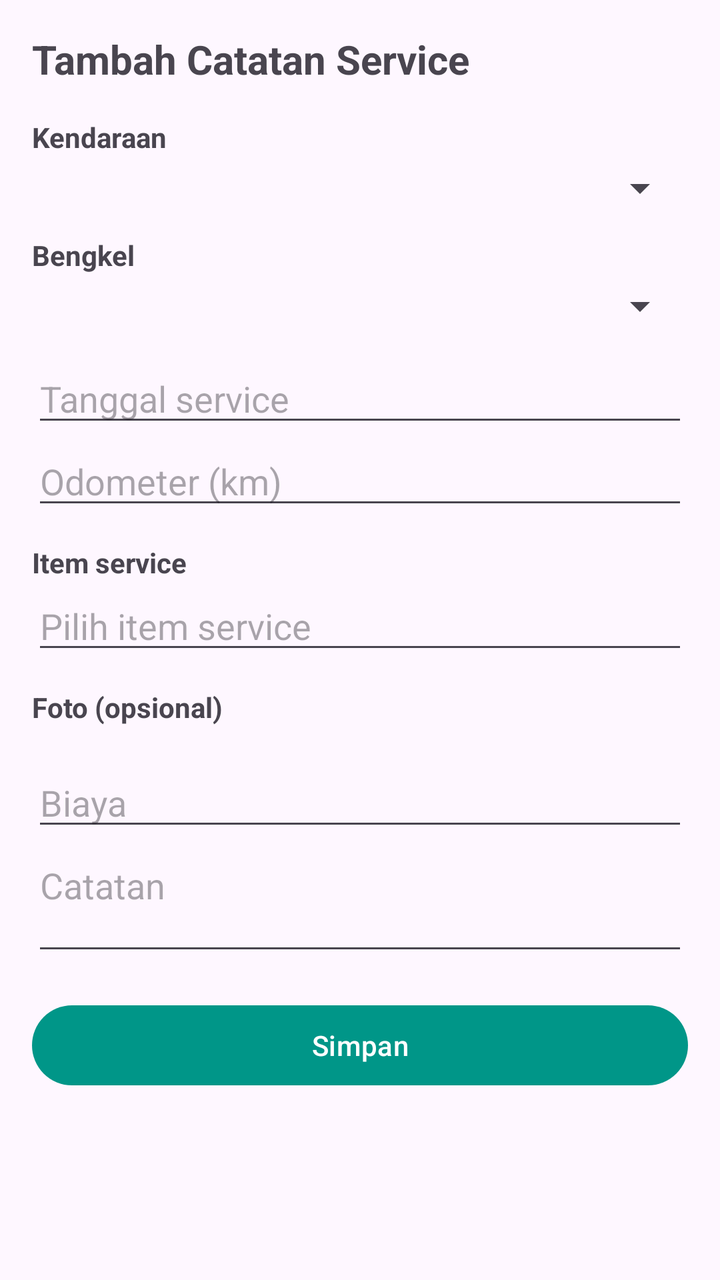
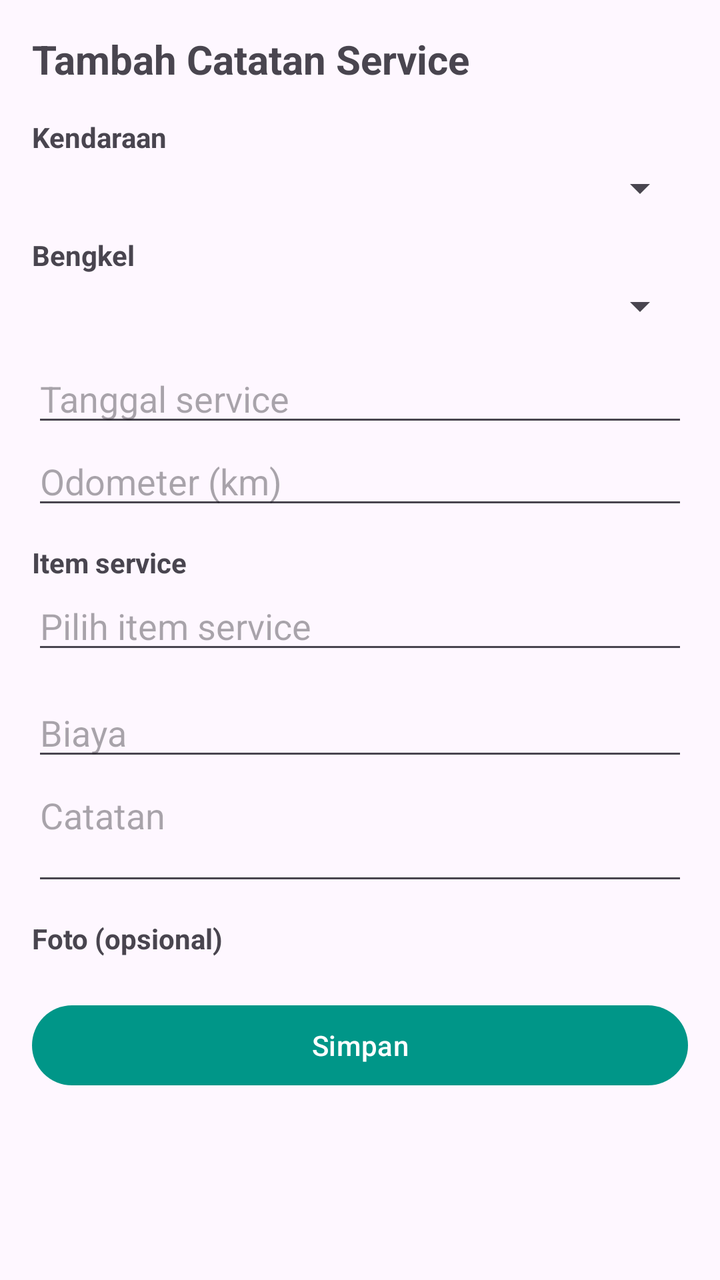

Compare the two renders of this Android layout. The source of the first and the diff that turns it into the second are given below.
<!-- AndroidManifest.xml: application theme Theme.OtoMemo -->
<!-- res/layout/activity_form.xml -->
<?xml version="1.0" encoding="utf-8"?>
<ScrollView xmlns:android="http://schemas.android.com/apk/res/android"
    android:layout_width="match_parent"
    android:layout_height="match_parent"
    android:fillViewport="true">

    <LinearLayout
        android:layout_width="match_parent"
        android:layout_height="wrap_content"
        android:orientation="vertical"
        android:padding="16dp">

        <TextView
            android:id="@+id/textFormTitle"
            android:layout_width="match_parent"
            android:layout_height="wrap_content"
            android:layout_marginBottom="16dp"
            android:text="Tambah Catatan Service"
            android:textSize="20sp"
            android:textStyle="bold" />

        <TextView
            android:layout_width="match_parent"
            android:layout_height="wrap_content"
            android:text="Kendaraan"
            android:textStyle="bold" />

        <Spinner
            android:id="@+id/spinnerVehicle"
            android:layout_width="match_parent"
            android:layout_height="wrap_content"
            android:layout_marginTop="4dp" />

        <TextView
            android:id="@+id/textNoVehicle"
            android:layout_width="match_parent"
            android:layout_height="wrap_content"
            android:text="Belum ada kendaraan. Tambahkan dulu lewat menu Kendaraan."
            android:textColor="#C62828"
            android:textSize="12sp"
            android:visibility="gone" />

        <TextView
            android:layout_width="match_parent"
            android:layout_height="wrap_content"
            android:layout_marginTop="12dp"
            android:text="Bengkel"
            android:textStyle="bold" />

        <Spinner
            android:id="@+id/spinnerWorkshop"
            android:layout_width="match_parent"
            android:layout_height="wrap_content"
            android:layout_marginTop="4dp" />

        <EditText
            android:id="@+id/inputDate"
            android:layout_width="match_parent"
            android:layout_height="wrap_content"
            android:layout_marginTop="12dp"
            android:focusable="false"
            android:hint="Tanggal service"
            android:inputType="none" />

        <EditText
            android:id="@+id/inputOdometer"
            android:layout_width="match_parent"
            android:layout_height="wrap_content"
            android:hint="Odometer (km)"
            android:inputType="number" />

        <TextView
            android:layout_width="match_parent"
            android:layout_height="wrap_content"
            android:layout_marginTop="12dp"
            android:text="Item service"
            android:textStyle="bold" />

        <EditText
            android:id="@+id/inputItems"
            android:layout_width="match_parent"
            android:layout_height="wrap_content"
            android:focusable="false"
            android:hint="Pilih item service"
            android:inputType="none" />

        <TextView
            android:layout_width="match_parent"
            android:layout_height="wrap_content"
            android:layout_marginTop="12dp"
            android:text="Foto (opsional)"
            android:textStyle="bold" />

        <androidx.recyclerview.widget.RecyclerView
            android:id="@+id/recyclerPhotos"
            android:layout_width="match_parent"
            android:layout_height="wrap_content"
            android:layout_marginTop="4dp"
            android:clipToPadding="false"
            android:orientation="horizontal" />

        <EditText
            android:id="@+id/inputCost"
            android:layout_width="match_parent"
            android:layout_height="wrap_content"
            android:layout_marginTop="12dp"
            android:hint="Biaya"
            android:inputType="number" />

        <EditText
            android:id="@+id/inputNotes"
            android:layout_width="match_parent"
            android:layout_height="wrap_content"
            android:gravity="top"
            android:hint="Catatan"
            android:inputType="textMultiLine"
            android:minLines="2" />

        <Button
            android:id="@+id/buttonSave"
            android:layout_width="match_parent"
            android:layout_height="wrap_content"
            android:layout_marginTop="16dp"
            android:text="@string/save" />
    </LinearLayout>
</ScrollView>
<!-- resources referenced by this layout -->
<resources>
  <string name="save">Simpan</string>
  <style name="Theme.OtoMemo" parent="Theme.Material3.Light.NoActionBar">
          <item name="colorPrimary">@color/primary</item>
          <item name="android:statusBarColor">@color/primaryDark</item>
      </style>
  <color name="primary">#009688</color>
  <color name="primaryDark">#00796B</color>
</resources>

<!-- the commit's change to res/layout/activity_form.xml (unified diff, before → after) -->
@@ -84,21 +84,6 @@
             android:hint="Pilih item service"
             android:inputType="none" />
 
-        <TextView
-            android:layout_width="match_parent"
-            android:layout_height="wrap_content"
-            android:layout_marginTop="12dp"
-            android:text="Foto (opsional)"
-            android:textStyle="bold" />
-
-        <androidx.recyclerview.widget.RecyclerView
-            android:id="@+id/recyclerPhotos"
-            android:layout_width="match_parent"
-            android:layout_height="wrap_content"
-            android:layout_marginTop="4dp"
-            android:clipToPadding="false"
-            android:orientation="horizontal" />
-
         <EditText
             android:id="@+id/inputCost"
             android:layout_width="match_parent"
@@ -116,6 +101,21 @@
             android:inputType="textMultiLine"
             android:minLines="2" />
 
+        <TextView
+            android:layout_width="match_parent"
+            android:layout_height="wrap_content"
+            android:layout_marginTop="12dp"
+            android:text="Foto (opsional)"
+            android:textStyle="bold" />
+
+        <androidx.recyclerview.widget.RecyclerView
+            android:id="@+id/recyclerPhotos"
+            android:layout_width="match_parent"
+            android:layout_height="wrap_content"
+            android:layout_marginTop="4dp"
+            android:clipToPadding="false"
+            android:orientation="horizontal" />
+
         <Button
             android:id="@+id/buttonSave"
             android:layout_width="match_parent"
